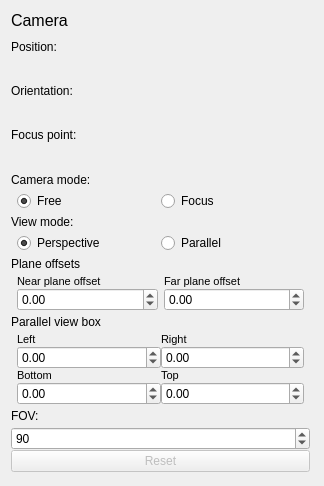
First picture: the form in src/widgets/UI/CameraConfigView.ui, repository DisonGo/s21_3DViewer, before the edit.
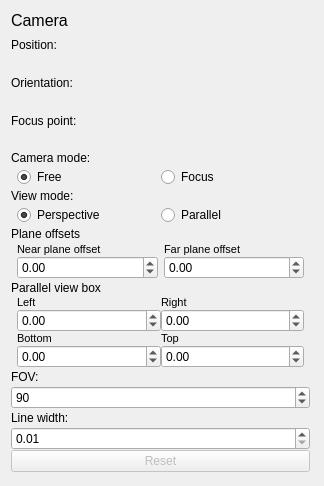
Second picture: the form after the edit. Custom widgets are drawn as their Qt base class.

```diff
--- a/src/widgets/UI/CameraConfigView.ui
+++ b/src/widgets/UI/CameraConfigView.ui
@@ -22,7 +22,7 @@
        <verstretch>0</verstretch>
       </sizepolicy>
      </property>
-     <layout class="QVBoxLayout" name="verticalLayout_2" stretch="0,0,0,0,0,0,0,0,0,0,0,0,0,0,0,0,0">
+     <layout class="QVBoxLayout" name="verticalLayout_2" stretch="0,0,0,0,0,0,0,0,0,0,0,0,0,0,0,0,0,0,0">
       <property name="spacing">
        <number>0</number>
       </property>
@@ -370,6 +370,29 @@
         </property>
        </widget>
       </item>
+      <item>
+       <widget class="QLabel" name="label_2">
+        <property name="text">
+         <string>Line width:</string>
+        </property>
+       </widget>
+      </item>
+      <item>
+       <widget class="QDoubleSpinBox" name="LineWidthV">
+        <property name="minimum">
+         <double>0.010000000000000</double>
+        </property>
+        <property name="maximum">
+         <double>2.000000000000000</double>
+        </property>
+        <property name="singleStep">
+         <double>0.010000000000000</double>
+        </property>
+        <property name="value">
+         <double>0.010000000000000</double>
+        </property>
+       </widget>
+      </item>
       <item>
        <widget class="QPushButton" name="ResetBut">
         <property name="enabled">
```
Left out of the diff: 2 changed lines with no effect on the pictures.
